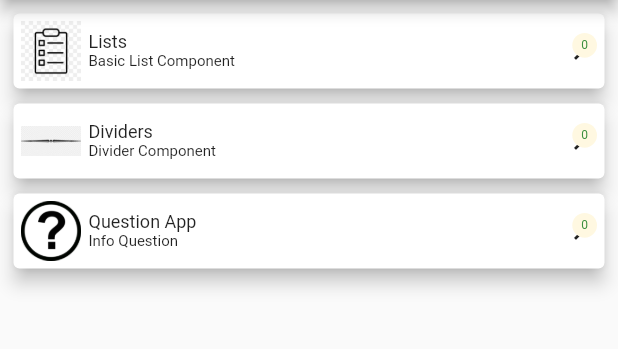
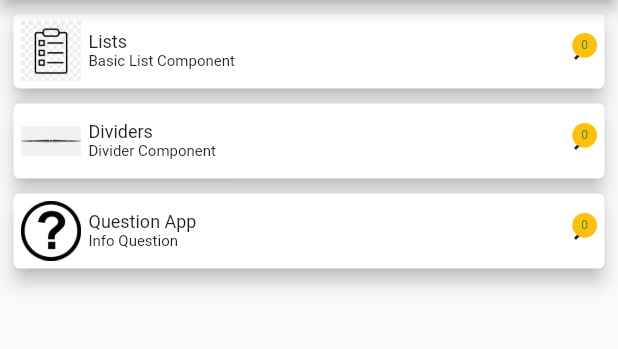
Before and after one commit to gurkay/my_widget_libs, a Flutter app: the ScreenHomePage screen opened by its route, on a phone screen of 412 x 824 dp, the part 84-433 px from its top. Run offline on Flutter 3.47's test engine with Material 2 defaults, Android fonts, the light colour scheme and no system bars; our stand-ins replace google_fonts; statements that could not run were skipped.

Commit message:
new codes

```diff
--- a/lib/classes/mixin_list.dart
+++ b/lib/classes/mixin_list.dart
@@ -83,7 +83,7 @@ mixin MixinList {
                               Container(
                                 alignment: Alignment.topRight,
                                 child: CircleAvatar(
-                                  backgroundColor: Colors.amber[50],
+                                  backgroundColor: Colors.amber,
                                   radius: MediaQuery.of(context).size.height *
                                       0.010,
                                   child: Text(
--- a/lib/route_generator.dart
+++ b/lib/route_generator.dart
@@ -1,4 +1,6 @@
 import 'package:flutter/material.dart';
+import './screens/screen_divider_component.dart';
+import './screens/screen_list_component.dart';
 
 import './screens/screen_home_page.dart';
 import './screens/screen_question_app.dart';
@@ -7,12 +9,22 @@ class RouteGenerator {
   static Route<dynamic> generateRoute(RouteSettings settings) {
     final args = settings.arguments;
     switch (settings.name) {
-      case '/ScreenHomePage':
+      case '/screen_home_page':
         print('settings.name::: ${settings.name}');
         return MaterialPageRoute(
           builder: (_) => const ScreenHomePage(),
         );
-      case '/ScreenQuestionApp':
+      case '/screen_list_component':
+        print('settings.name::: ${settings.name}');
+        return MaterialPageRoute(
+          builder: (_) => const ScreenListComponent(),
+        );
+      case '/screen_divider_component':
+        print('settings.name::: ${settings.name}');
+        return MaterialPageRoute(
+          builder: (_) => const ScreenDividerComponent(),
+        );
+      case '/screen_question_app':
         print('settings.name::: ${settings.name}');
         return MaterialPageRoute(
           builder: (_) => const ScreenQuestionApp(),
```
Also changed, not shown: lib/screens/screen_divider_component.dart (+16 -2 lines), lib/screens/screen_list_component.dart (+16 -2 lines).
